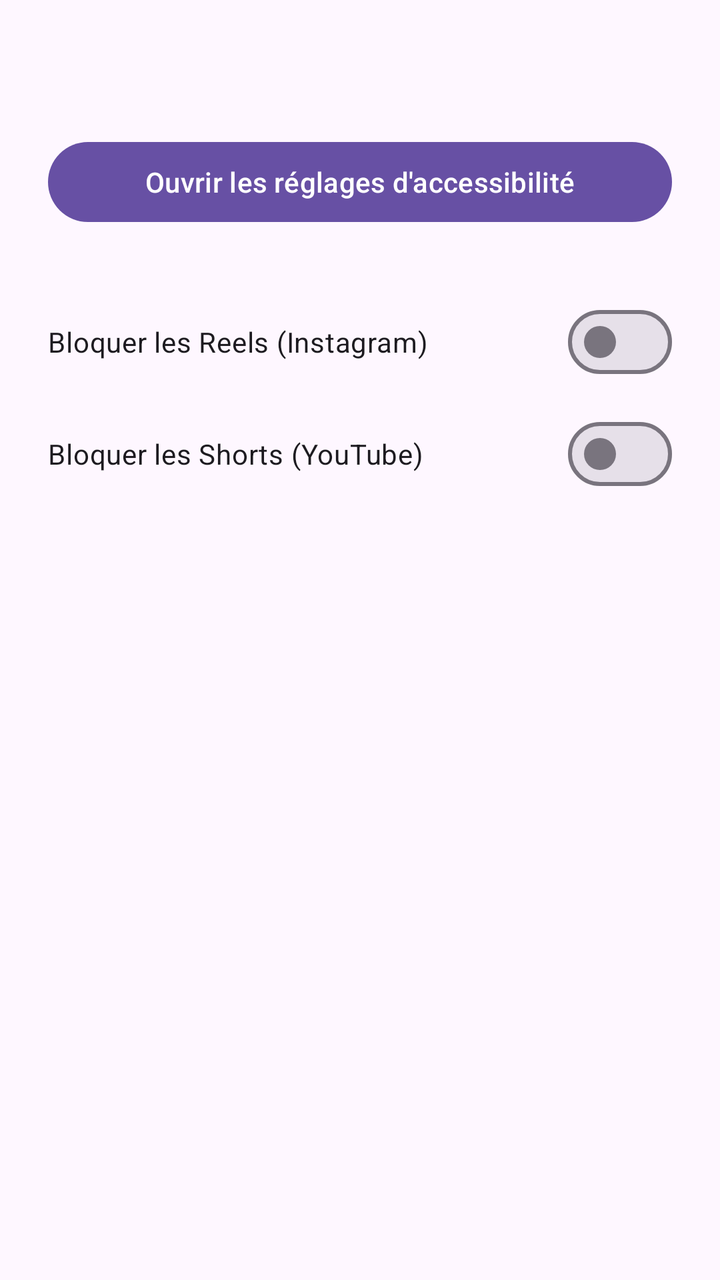
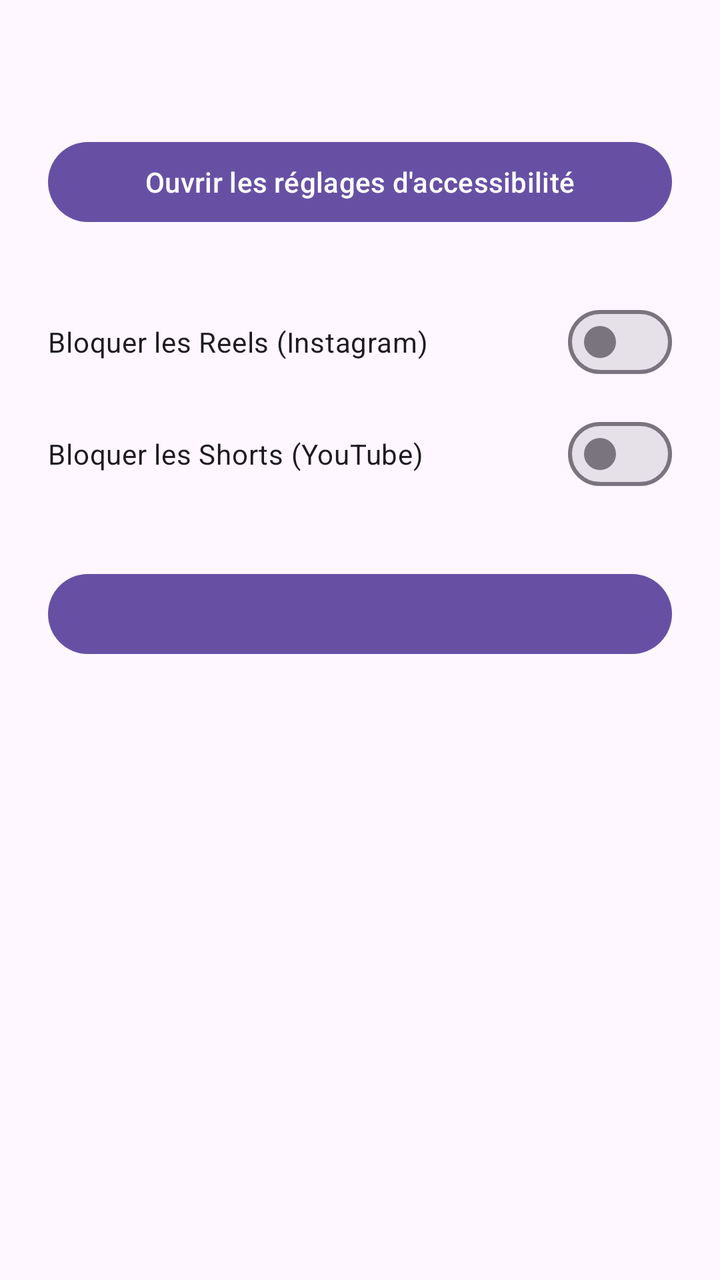

An Android layout rendered at two revisions. The XML below is the earlier revision; the diff shows what the commit changed to produce the second picture.
<!-- AndroidManifest.xml: application theme Theme.NoScroll -->
<!-- res/layout/activity_main.xml -->
<?xml version="1.0" encoding="utf-8"?>
<LinearLayout xmlns:android="http://schemas.android.com/apk/res/android"
    android:layout_width="match_parent"
    android:layout_height="match_parent"
    android:orientation="vertical"
    android:padding="24dp">

    <TextView
        android:id="@+id/statusText"
        android:layout_width="match_parent"
        android:layout_height="wrap_content"
        android:textSize="20sp" />

    <Button
        android:id="@+id/openSettingsButton"
        android:layout_width="match_parent"
        android:layout_height="wrap_content"
        android:layout_marginTop="16dp"
        android:text="@string/open_accessibility_settings" />

    <com.google.android.material.materialswitch.MaterialSwitch
        android:id="@+id/switchReels"
        android:layout_width="match_parent"
        android:layout_height="wrap_content"
        android:layout_marginTop="32dp"
        android:text="@string/block_reels" />

    <com.google.android.material.materialswitch.MaterialSwitch
        android:id="@+id/switchShorts"
        android:layout_width="match_parent"
        android:layout_height="wrap_content"
        android:layout_marginTop="8dp"
        android:text="@string/block_shorts" />
</LinearLayout>
<!-- resources referenced by this layout -->
<resources>
  <string name="block_reels">Bloquer les Reels (Instagram)</string>
  <string name="block_shorts">Bloquer les Shorts (YouTube)</string>
  <string name="open_accessibility_settings">Ouvrir les réglages d\'accessibilité</string>
  <style name="Theme.NoScroll" parent="Theme.Material3.DayNight.NoActionBar" />
</resources>

<!-- the commit's change to res/layout/activity_main.xml (unified diff, before → after) -->
@@ -31,4 +31,23 @@
         android:layout_height="wrap_content"
         android:layout_marginTop="8dp"
         android:text="@string/block_shorts" />
+
+    <Button
+        android:id="@+id/pauseButton"
+        android:layout_width="match_parent"
+        android:layout_height="wrap_content"
+        android:layout_marginTop="32dp" />
+
+    <TextView
+        android:id="@+id/pauseStatusText"
+        android:layout_width="match_parent"
+        android:layout_height="wrap_content"
+        android:layout_marginTop="8dp" />
+
+    <TextView
+        android:id="@+id/statsText"
+        android:layout_width="match_parent"
+        android:layout_height="wrap_content"
+        android:layout_marginTop="32dp"
+        android:textSize="16sp" />
 </LinearLayout>
